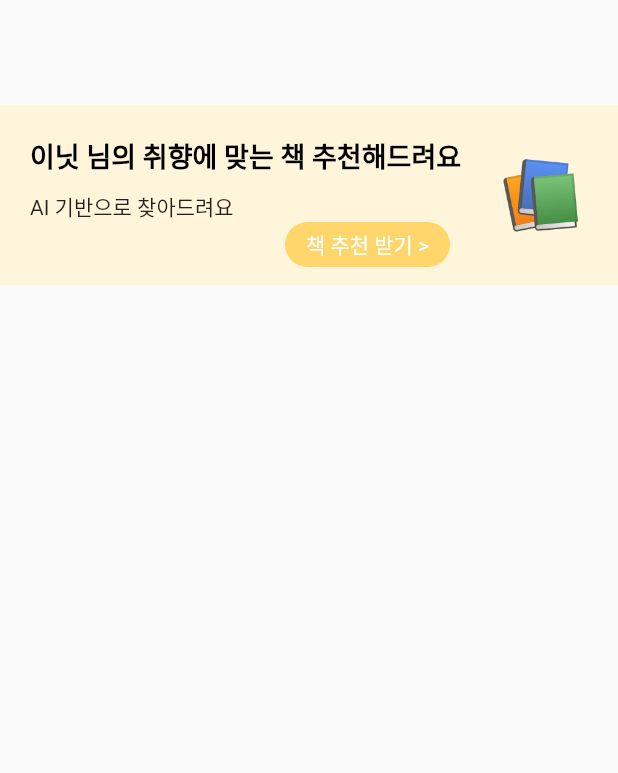
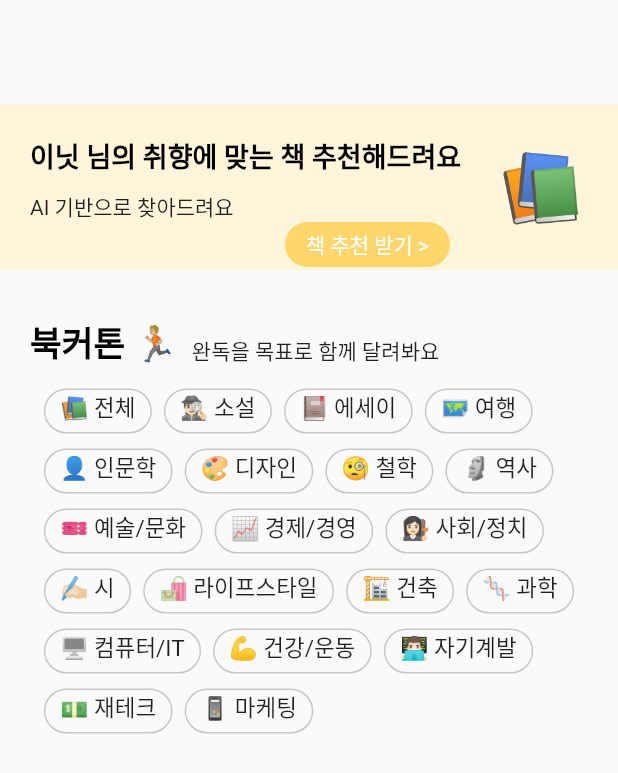
Before and after one commit to dockggu/dockggu-frontend, a Flutter app: the Home screen opened directly, on a phone screen of 412 x 824 dp. Shown: the top 773 px of the screen. Run offline on Flutter 3.47's test engine with Material 2 defaults, Android fonts, the phone set to English and light mode, and no system bars; our stand-ins replace flutter_svg, get.

Commit message:
feat: 메인화면 카테고리 선택 ui 구현

```diff
--- a/dockggu/lib/page/home.dart
+++ b/dockggu/lib/page/home.dart
@@ -1,59 +1,141 @@
 import 'package:flutter/material.dart';
 
-class Home extends StatelessWidget {
+class Home extends StatefulWidget {
   const Home({super.key});
+
+  @override
+  State<Home> createState() => _HomeState();
+}
+
+class _HomeState extends State<Home> {
+  final List<String> items = [
+    '📚 전체',
+    '🕵🏻‍♂️ 소설',
+    '📕 에세이',
+    '🗺 여행',
+    '👤 인문학',
+    '🎨 디자인',
+    '🧐 철학',
+    '🗿 역사',
+    '🎫 예술/문화',
+    '📈 경제/경영',
+    '👩🏻‍⚖️ 사회/정치',
+    '✍🏻 시',
+    '🛍 라이프스타일',
+    '🏗 건축',
+    '🧬 과학',
+    '🖥 컴퓨터/IT',
+    '💪 건강/운동',
+    '👨🏻‍💻 자기계발',
+    '💵 재테크',
+    '📱 마케팅'
+  ];
 
   Widget _banner() {
     return Container(
-      color: Color(0xffFFF5DA),
-      height: 120,
+      color: const Color(0xffFFF5DA),
+      height: 110,
       child: Row(
         mainAxisAlignment: MainAxisAlignment.start,
         children: [
-          SizedBox(
+          const SizedBox(
             width: 20,
           ),
           Column(
             crossAxisAlignment: CrossAxisAlignment.start,
             children: [
-              SizedBox(
+              const SizedBox(
                 height: 20,
               ),
-              Text(
+              const Text(
                 '이닛 님의 취향에 맞는 책 추천해드려요',
                 style: TextStyle(
                     color: Colors.black,
                     fontSize: 18,
                     fontWeight: FontWeight.bold),
               ),
-              SizedBox(
+              const SizedBox(
                 height: 10,
               ),
-              Text("AI 기반으로 찾아드려요"),
+              const Text("AI 기반으로 찾아드려요"),
               Row(
                 children: [
-                  SizedBox(width: 170,),
+                  const SizedBox(
+                    width: 170,
+                  ),
                   Container(
                     alignment: Alignment.center,
                     width: 110,
                     height: 30,
                     decoration: BoxDecoration(
                         borderRadius: BorderRadius.circular(15),
-                          color: Color(0xffFFD66C)
+                        color: Color(0xffFFD66C)),
+                    child: const Text(
+                      '책 추천 받기 >',
+                      style: TextStyle(color: Colors.white),
                     ),
-                        child: Text('책 추천 받기 >',style: TextStyle(color: Colors.white),),
                   ),
                 ],
               )
             ],
           ),
-          SizedBox(
+          const SizedBox(
             width: 25,
           ),
-          Text(
+          const Text(
             '📚',
             style: TextStyle(fontSize: 45),
           )
+        ],
+      ),
+    );
+  }
+
+  Widget _bookathon_title() {
+    return Padding(
+      padding: const EdgeInsets.only(left: 20, top: 30, right: 20),
+      child: Column(
+        children: [
+          const Row(
+            crossAxisAlignment: CrossAxisAlignment.end,
+            children: [
+              Text(
+                '북커톤 🏃🏼',
+                style: TextStyle(
+                    color: Colors.black,
+                    fontSize: 23,
+                    fontWeight: FontWeight.bold),
+              ),
+              SizedBox(
+                width: 10,
+              ),
+              Text('완독을 목표로 함께 달려봐요'),
+            ],
+          ),
+          const SizedBox(
+            height: 15,
+          ),
+          Wrap(
+            direction: Axis.horizontal, // 나열 방향
+            alignment: WrapAlignment.start, // 정렬 방식
+            spacing: 8, // 좌우 간격
+            runSpacing: 10, // 상하 간격
+            children: List.generate(items.length, (index) {
+              return Container(
+                decoration: BoxDecoration(
+                    borderRadius: BorderRadius.circular(15),
+                    border: Border.all(color: Color(0xffCBC6C6))),
+                height: 30,
+                child: Padding(
+                  padding: const EdgeInsets.symmetric(horizontal: 10),
+                  child: Text(
+                    items[index],
+                    style: TextStyle(fontSize: 15),
+                  ),
+                ), // 각 아이템에 다른 텍스트 설정
+              );
+            }),
+          ),
         ],
       ),
     );
@@ -64,10 +146,11 @@ class Home extends StatelessWidget {
     return Scaffold(
         body: Column(
       children: [
-        SizedBox(
+        const SizedBox(
           height: 70,
         ),
-        _banner()
+        _banner(),
+        _bookathon_title(),
       ],
     ));
   }
```
Lines whose indentation alone changed are shown as unchanged.
